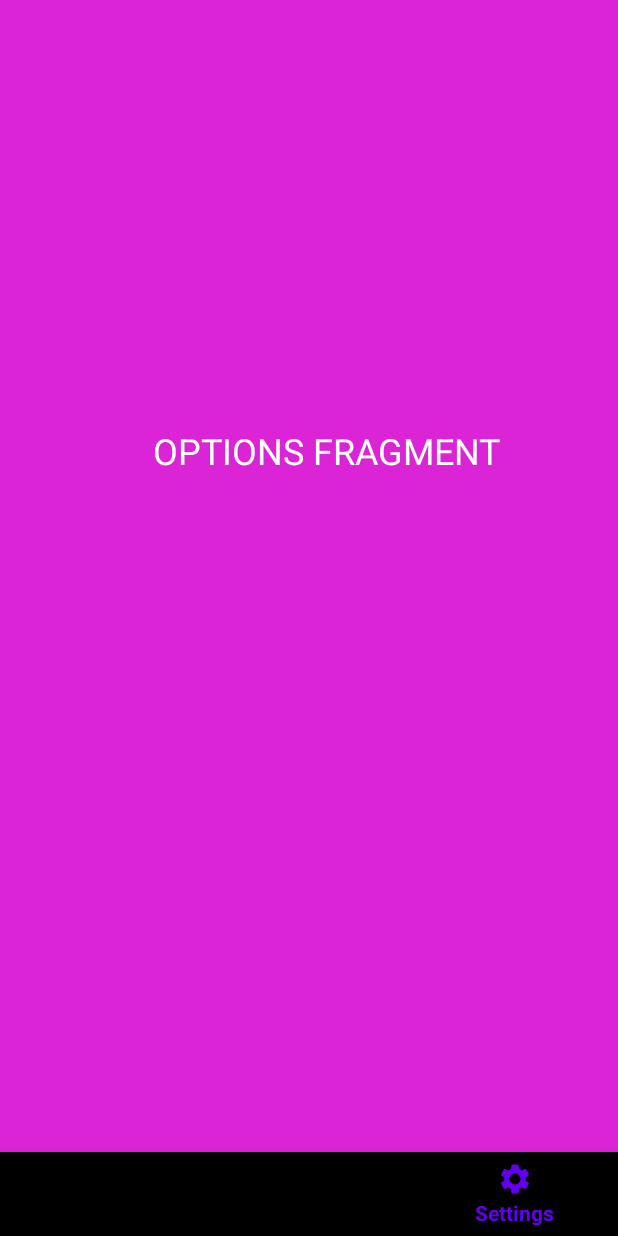
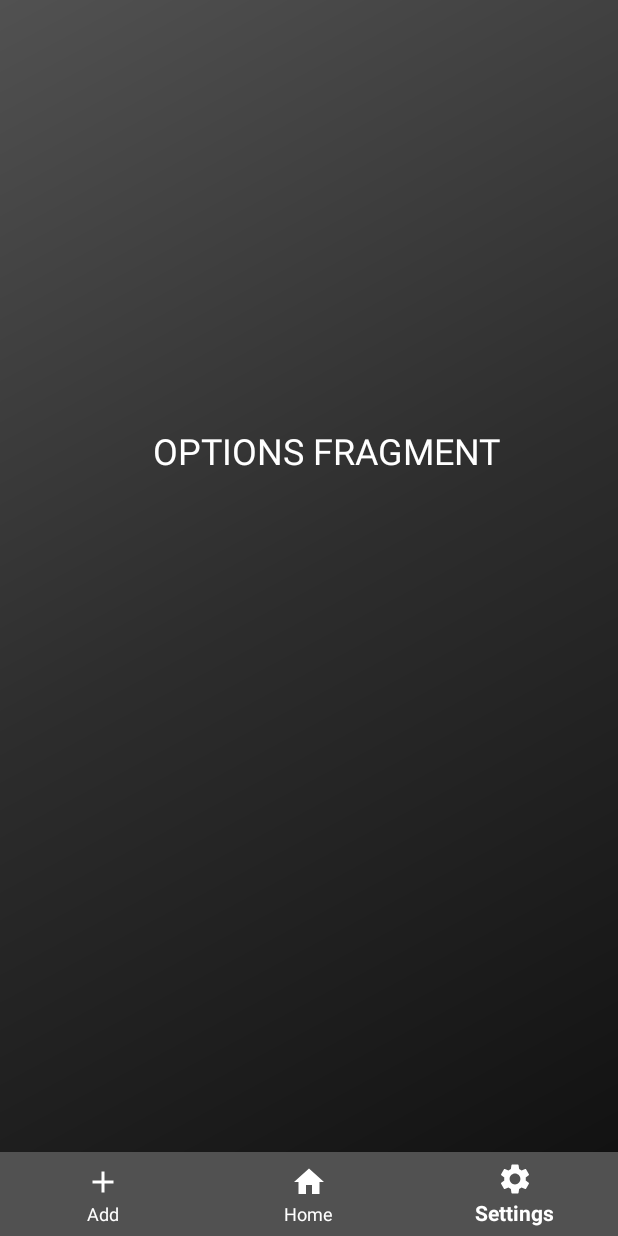
Before and after one commit to ErnestasOkunevic/Size-Tracker, an Android app: the screen it shows after launch (MainActivity), item 3 of the bottom bar chosen, on a phone screen of 412 x 824 dp. Run offline under Robolectric (Android 15) with nearby library versions, the phone set to English and light mode, and no system bars; our stand-ins replace Room's generated code.

Commit message:
Changed colors for bottom navigation bar

```diff
--- /dev/null
+++ b/app/src/main/res/drawable/bottom_nav_bar_background.xml
@@ -0,0 +1,8 @@
+<?xml version="1.0" encoding="utf-8"?>
+<shape xmlns:android="http://schemas.android.com/apk/res/android">
+    <gradient
+        android:angle="135"
+
+        android:endColor="#515151"
+        android:startColor="#515151" />
+</shape>
--- a/app/src/main/res/layout/activity_main.xml
+++ b/app/src/main/res/layout/activity_main.xml
@@ -17,6 +17,9 @@
         android:layout_width="match_parent"
         android:layout_height="wrap_content"
         android:layout_alignParentBottom="true"
+        android:background="@drawable/bottom_nav_bar_background"
+        app:itemTextColor="#ffffff"
+        app:itemIconTint="#ffffff"
         app:menu="@menu/bottom_navigation" />
 
 
--- a/app/src/main/res/layout/fragment_add.xml
+++ b/app/src/main/res/layout/fragment_add.xml
@@ -1,11 +1,10 @@
 <?xml version="1.0" encoding="utf-8"?>
-<androidx.constraintlayout.widget.ConstraintLayout
-    xmlns:android="http://schemas.android.com/apk/res/android"
+<androidx.constraintlayout.widget.ConstraintLayout xmlns:android="http://schemas.android.com/apk/res/android"
     xmlns:app="http://schemas.android.com/apk/res-auto"
     xmlns:tools="http://schemas.android.com/tools"
     android:layout_width="match_parent"
     android:layout_height="match_parent"
-    android:background="#abcef0">
+    android:background="@drawable/background">
 
 
     <TextView
@@ -17,7 +16,7 @@
         android:layout_marginEnd="203dp"
         android:layout_marginBottom="428dp"
         android:text="ADD FRAGMENT"
-        android:textColor="#000000"
+        android:textColor="#ffffff"
         android:textSize="24dp"
         app:layout_constraintBottom_toBottomOf="parent"
         app:layout_constraintEnd_toEndOf="parent"
--- a/app/src/main/res/layout/fragment_home.xml
+++ b/app/src/main/res/layout/fragment_home.xml
@@ -1,11 +1,10 @@
 <?xml version="1.0" encoding="utf-8"?>
-<androidx.constraintlayout.widget.ConstraintLayout
-    xmlns:android="http://schemas.android.com/apk/res/android"
+<androidx.constraintlayout.widget.ConstraintLayout xmlns:android="http://schemas.android.com/apk/res/android"
     xmlns:app="http://schemas.android.com/apk/res-auto"
     xmlns:tools="http://schemas.android.com/tools"
     android:layout_width="match_parent"
     android:layout_height="match_parent"
-    android:background="#2312fd">
+    android:background="@drawable/background">
 
 
     <TextView
--- a/app/src/main/res/layout/fragment_options.xml
+++ b/app/src/main/res/layout/fragment_options.xml
@@ -1,11 +1,10 @@
 <?xml version="1.0" encoding="utf-8"?>
-<androidx.constraintlayout.widget.ConstraintLayout
-    xmlns:android="http://schemas.android.com/apk/res/android"
+<androidx.constraintlayout.widget.ConstraintLayout xmlns:android="http://schemas.android.com/apk/res/android"
     xmlns:app="http://schemas.android.com/apk/res-auto"
     xmlns:tools="http://schemas.android.com/tools"
     android:layout_width="match_parent"
     android:layout_height="match_parent"
-    android:background="#DB24D5">
+    android:background="@drawable/background">
 
 
     <TextView
@@ -17,8 +16,8 @@
         android:layout_marginEnd="203dp"
         android:layout_marginBottom="428dp"
         android:text="OPTIONS FRAGMENT"
+        android:textColor="#ffffff"
         android:textSize="24dp"
-        android:textColor="#ffffff"
         app:layout_constraintBottom_toBottomOf="parent"
         app:layout_constraintEnd_toEndOf="parent"
         app:layout_constraintHorizontal_bias="0.28"
--- a/app/src/main/res/values/styles.xml
+++ b/app/src/main/res/values/styles.xml
@@ -3,7 +3,7 @@
     <style name="AppTheme" parent="Theme.AppCompat.Light.NoActionBar">
         <!-- Customize your theme here. -->
         <item name="colorPrimary">@color/colorPrimary</item>
-        <item name="colorPrimaryDark">@color/colorPrimaryDark</item>
+        <item name="colorPrimaryDark">#000000</item>
         <item name="colorAccent">@color/colorAccent</item>
     </style>
 
```
Also changed, not shown: app/src/main/java/com/ernokun/sizetracker/activities/MainActivity.java (+12 -2 lines).
